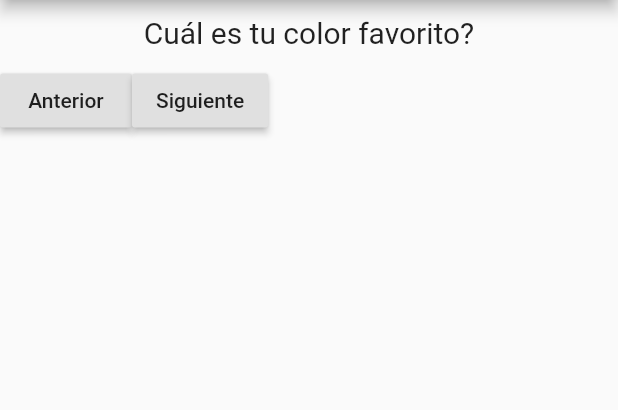
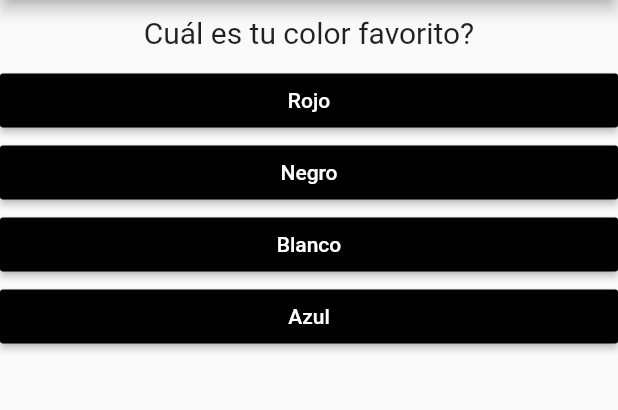
Before and after one commit to OswaldoAH/first_app_flutter, a Flutter app: the screen it shows after launch, on a phone screen of 412 x 824 dp, the part 84-494 px from its top. Run offline on Flutter 3.47's test engine with Material 2 defaults, Android fonts, the phone set to English and light mode, and no system bars.

```diff
--- a/lib/main.dart
+++ b/lib/main.dart
@@ -1,7 +1,6 @@
-import 'dart:ffi';
-
 import 'package:flutter/material.dart';
 import './question.dart';
+import './answer.dart';
 
 void main() {
   runApp(MyApp());
@@ -14,19 +13,7 @@ class MyApp extends StatelessWidget {
     return MaterialApp(
       title: 'Flutter Demo',
       theme: ThemeData(
-        // This is the theme of your application.
-        //
-        // Try running your application with "flutter run". You'll see the
-        // application has a blue toolbar. Then, without quitting the app, try
-        // changing the primarySwatch below to Colors.green and then invoke
-        // "hot reload" (press "r" in the console where you ran "flutter run",
-        // or simply save your changes to "hot reload" in a Flutter IDE).
-        // Notice that the counter didn't reset back to zero; the application
-        // is not restarted.
         primarySwatch: Colors.indigo,
-        // This makes the visual density adapt to the platform that you run
-        // the app on. For desktop platforms, the controls will be smaller and
-        // closer together (more dense) than on mobile platforms.
         visualDensity: VisualDensity.adaptivePlatformDensity,
       ),
       home: MyHomePage(title: 'First app with Flutter'),
@@ -37,15 +24,6 @@ class MyApp extends StatelessWidget {
 class MyHomePage extends StatefulWidget {
   MyHomePage({Key key, this.title}) : super(key: key);
 
-  // This widget is the home page of your application. It is stateful, meaning
-  // that it has a State object (defined below) that contains fields that affect
-  // how it looks.
-
-  // This class is the configuration for the state. It holds the values (in this
-  // case the title) provided by the parent (in this case the App widget) and
-  // used by the build method of the State. Fields in a Widget subclass are
-  // always marked "final".
-
   final String title;
 
   @override
@@ -53,50 +31,51 @@ class MyHomePage extends StatefulWidget {
 }
 
 class _MyHomePageState extends State<MyHomePage> {
-  int _questionIndex=0;
-  var _questions=[
-    'Cuál es tu color favorito?',
-    'Cuál es tu animal favorito?  ',
-    ];
+  int _questionIndex = 0;
+  var _questions = [
+    {
+      'Pregunta': 'Cuál es tu color favorito?',
+      'Respuestas': ['Rojo','Negro','Blanco','Azul']
+    },
+    {
+      'Pregunta': 'Cuál es tu Animal favorito?',
+      'Respuestas': ['Conejo','Gato','Perro','Loro']
+    },
+    {
+      'Pregunta': 'Cuál es tu lenguaje de programación favorito?',
+      'Respuestas': ['Java','Ruby','Python','Dart']
+    }
+  ];
   void _incrementIndex() {
     setState(() {
-      if (_questionIndex != _questions.length-1){
+      if (_questionIndex != _questions.length - 1) {
         _questionIndex++;
       }
     });
   }
-  void _decrementIndex(){
-    setState(() {
-      if (_questionIndex != 0) {
-        _questionIndex--;
-      }
-    });
-  }
+
 
   @override
   Widget build(BuildContext context) {
     return Scaffold(
       appBar: AppBar(
         title: Text(widget.title),
-
       ),
       body: Column(
         children: <Widget>[
           Question(
-          _questions[_questionIndex],
+            _questions[_questionIndex]['Pregunta'],
           ),
-          Row(
-            children: <Widget>[
-              RaisedButton(
-                child: Text("Anterior"),
-                onPressed: _decrementIndex,
-              ),
-              RaisedButton(
-                child: Text("Siguiente"),
-                onPressed: _incrementIndex,
-              ),
-            ],
-          )
+          ...(_questions[_questionIndex]['Respuestas'] as List<String>)
+          .map((respuesta) {
+            return Answer(
+              answerText: respuesta,
+              colorButton: Colors.black,
+              colorText: Colors.white,
+              selectHandler: _incrementIndex,
+            );
+          }).toList()
+          //Answer('Siguiente',Colors.white),
         ],
       ),
     );
```
